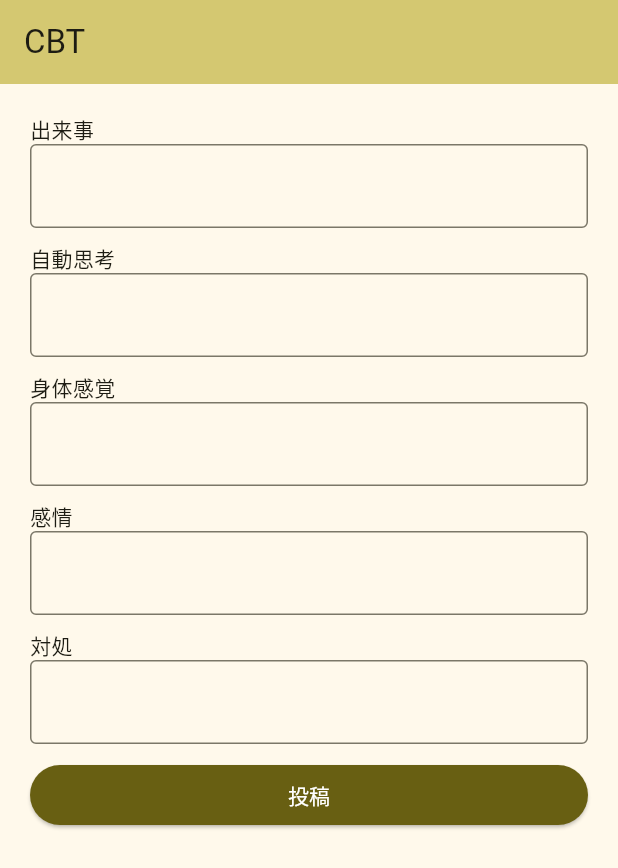
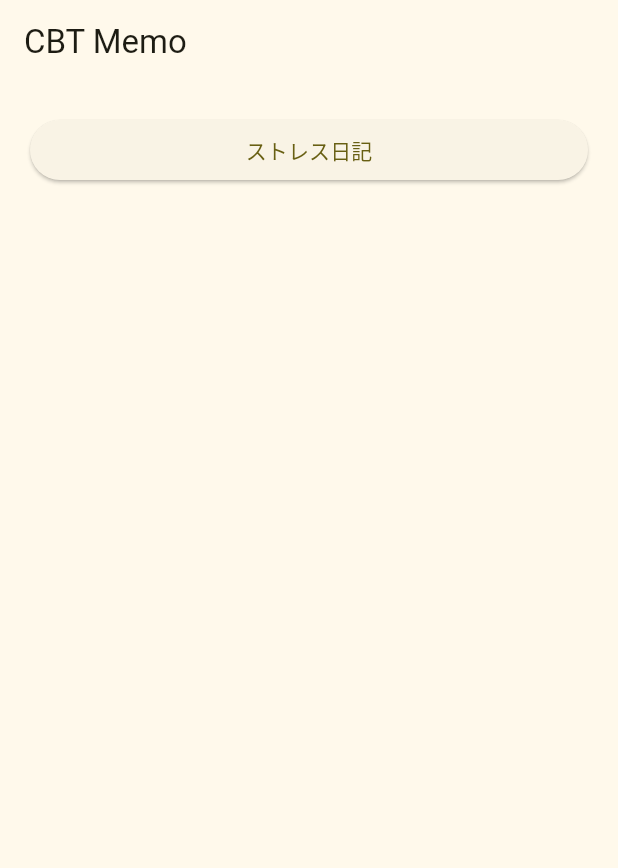
Before and after one commit to YvesDansereau/cbt-memo, a Flutter app: the screen it shows after launch, on a phone screen of 412 x 824 dp. Shown: the top 868 px of the screen. Run offline on Flutter 3.47's test engine with Material 3 defaults, Android fonts, the phone set to English and light mode, and no system bars.

Commit message:
✨ Add home page (#3)
* add home page

* install home page

* fix stress diary page

```diff
--- /dev/null
+++ b/lib/home_page.dart
@@ -0,0 +1,28 @@
+import 'package:cbt_memo/stress_diary.dart';
+import 'package:flutter/material.dart';
+
+class HomePage extends StatelessWidget {
+  const HomePage({super.key});
+
+  @override
+  Widget build(BuildContext context) {
+    return Scaffold(
+      appBar: AppBar(title: const Text('CBT Memo')),
+      body: ListView(
+        padding: const EdgeInsets.all(20),
+        children: [
+          ElevatedButton(
+            onPressed: () {
+              Navigator.push(
+                context,
+                MaterialPageRoute(
+                  builder: (context) => const StressDiaryPage()
+                )
+              );
+            },
+            child: const Text('ストレス日記'))
+        ]
+      ),
+    );
+  }
+}
--- a/lib/main.dart
+++ b/lib/main.dart
@@ -1,6 +1,5 @@
+import 'package:cbt_memo/home_page.dart';
 import 'package:flutter/material.dart';
-
-import 'stress_diary.dart';
 
 void main() {
   runApp(const MyApp());
@@ -12,29 +11,12 @@ class MyApp extends StatelessWidget {
   @override
   Widget build(BuildContext context) {
     return MaterialApp(
-      title: 'CBT',
+      title: 'CBT Memo',
       theme: ThemeData(
         colorScheme: ColorScheme.fromSeed(seedColor: Colors.yellow),
         useMaterial3: true,
       ),
-      home: const MyHomePage(title: 'CBT'),
+      home: const HomePage(),
     );
   }
 }
-
-class MyHomePage extends StatelessWidget {
-  const MyHomePage({super.key, required this.title});
-
-  final String title;
-
-  @override
-  Widget build(BuildContext context) {
-    return Scaffold(
-      appBar: AppBar(
-        backgroundColor: Theme.of(context).colorScheme.inversePrimary,
-        title: Text(title),
-      ),
-      body: const StressDiaryPage(),
-    );
-  }
-}
--- a/lib/stress_diary.dart
+++ b/lib/stress_diary.dart
@@ -40,7 +40,11 @@ class _StressDiaryPageState extends State<StressDiaryPage> {
   Widget build(BuildContext context) {
     final theme = Theme.of(context);
 
-    return ListView(padding: const EdgeInsets.all(20), children: <Widget>[
+    return Scaffold(
+      appBar: AppBar(title: const Text('CBT Memo')),
+      body: ListView(
+        padding: const EdgeInsets.all(20),
+        children: <Widget>[
           TitleAndTextField(
             title: '出来事',
             controller: event,
@@ -68,11 +72,11 @@ class _StressDiaryPageState extends State<StressDiaryPage> {
                 backgroundColor: theme.colorScheme.primary),
             child: const Text('投稿'),
           ),
-      const SizedBox(
-        height: 20,
+          const SizedBox(height: 20,),
+          for (var diary in diaries.reversed) StressDiaryCard(stressDiary: diary),
+        ]
       ),
-      for (var diary in diaries.reversed) StressDiaryCard(stressDiary: diary),
-    ]);
+    );
   }
 }
 
```
Lines whose indentation alone changed are shown as unchanged.
